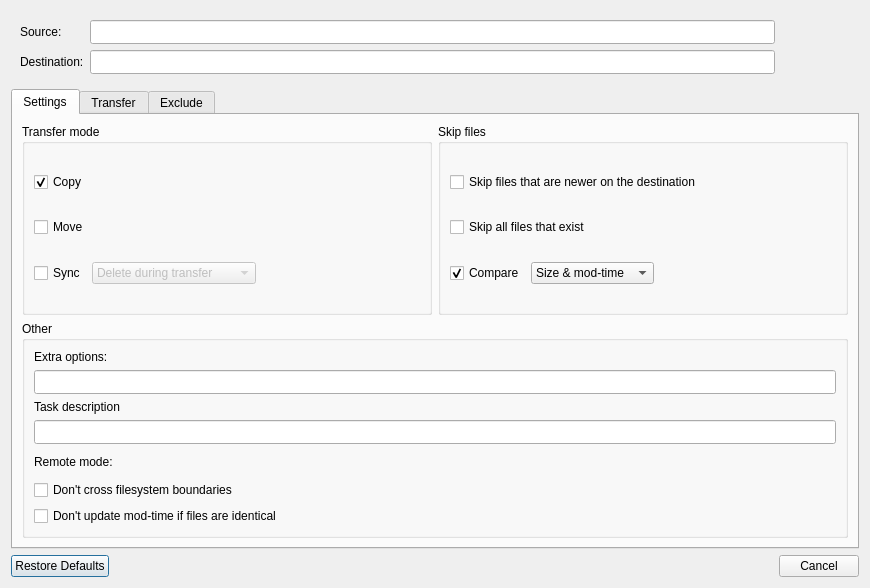
The window that src/transfer_dialog.ui (holazt/RcloneBrowser) describes before a commit, drawn with Qt 5.
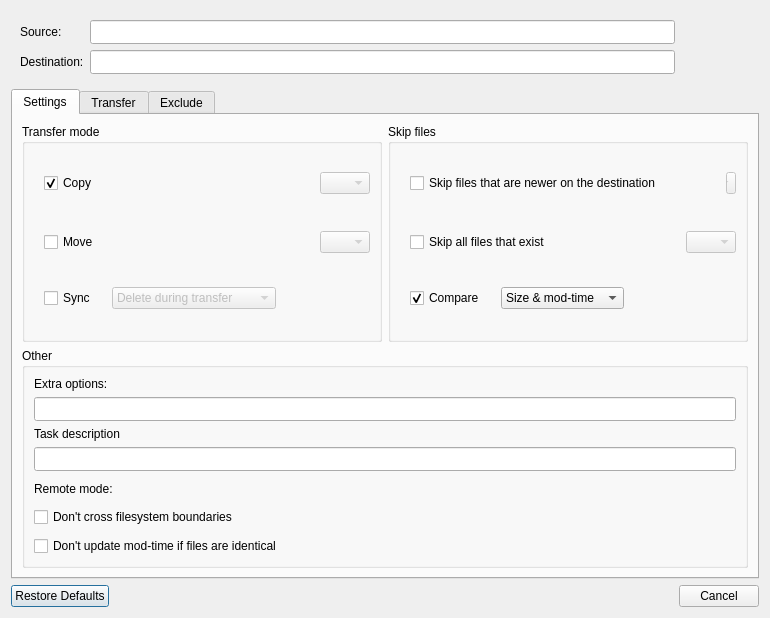
The same window after the commit.

The edit to the form file:
```diff
--- a/src/transfer_dialog.ui
+++ b/src/transfer_dialog.ui
@@ -6,13 +6,13 @@
    <rect>
     <x>0</x>
     <y>0</y>
-    <width>870</width>
-    <height>588</height>
+    <width>770</width>
+    <height>618</height>
    </rect>
   </property>
   <property name="minimumSize">
    <size>
-    <width>870</width>
+    <width>770</width>
     <height>0</height>
    </size>
   </property>
@@ -143,34 +143,138 @@
             <string>Transfer mode</string>
            </property>
            <layout class="QVBoxLayout" name="verticalLayout_5">
+            <property name="topMargin">
+             <number>0</number>
+            </property>
+            <property name="bottomMargin">
+             <number>2</number>
+            </property>
             <item>
-             <widget class="QCheckBox" name="rbCopy">
-              <property name="text">
-               <string>Copy</string>
+             <layout class="QHBoxLayout" name="horizontalLayout_5">
+              <item>
+               <spacer name="horizontalSpacer_2">
+                <property name="orientation">
+                 <enum>Qt::Horizontal</enum>
+                </property>
+                <property name="sizeType">
+                 <enum>QSizePolicy::Fixed</enum>
+                </property>
+                <property name="sizeHint" stdset="0">
+                 <size>
+                  <width>10</width>
+                  <height>20</height>
+                 </size>
+                </property>
+               </spacer>
+              </item>
+              <item>
+               <widget class="QCheckBox" name="rbCopy">
+                <property name="text">
+                 <string>Copy</string>
+                </property>
+                <property name="checked">
+                 <bool>true</bool>
+                </property>
+                <property name="autoExclusive">
+                 <bool>true</bool>
+                </property>
+               </widget>
+              </item>
+              <item>
+               <widget class="QComboBox" name="comboBoxSpacer2">
+                <property name="enabled">
+                 <bool>false</bool>
+                </property>
+                <property name="maximumSize">
+                 <size>
+                  <width>50</width>
+                  <height>16777215</height>
+                 </size>
+                </property>
+               </widget>
+              </item>
+             </layout>
+            </item>
+            <item>
+             <spacer name="verticalSpacer">
+              <property name="orientation">
+               <enum>Qt::Vertical</enum>
               </property>
-              <property name="checked">
-               <bool>true</bool>
+              <property name="sizeType">
+               <enum>QSizePolicy::Fixed</enum>
               </property>
-              <property name="autoExclusive">
-               <bool>true</bool>
+              <property name="sizeHint" stdset="0">
+               <size>
+                <width>20</width>
+                <height>3</height>
+               </size>
               </property>
-             </widget>
+             </spacer>
             </item>
             <item>
-             <widget class="QCheckBox" name="rbMove">
-              <property name="text">
-               <string>Move</string>
-              </property>
-              <property name="autoExclusive">
-               <bool>true</bool>
-              </property>
-             </widget>
+             <layout class="QHBoxLayout" name="horizontalLayout_4">
+              <item>
+               <spacer name="horizontalSpacer_7">
+                <property name="orientation">
+                 <enum>Qt::Horizontal</enum>
+                </property>
+                <property name="sizeType">
+                 <enum>QSizePolicy::Fixed</enum>
+                </property>
+                <property name="sizeHint" stdset="0">
+                 <size>
+                  <width>10</width>
+                  <height>20</height>
+                 </size>
+                </property>
+               </spacer>
+              </item>
+              <item>
+               <widget class="QCheckBox" name="rbMove">
+                <property name="text">
+                 <string>Move</string>
+                </property>
+                <property name="autoExclusive">
+                 <bool>true</bool>
+                </property>
+               </widget>
+              </item>
+              <item>
+               <widget class="QComboBox" name="comboBoxSpacer1">
+                <property name="enabled">
+                 <bool>false</bool>
+                </property>
+                <property name="maximumSize">
+                 <size>
+                  <width>50</width>
+                  <height>16777215</height>
+                 </size>
+                </property>
+               </widget>
+              </item>
+             </layout>
             </item>
             <item>
              <layout class="QHBoxLayout" name="horizontalLayout_3">
               <property name="spacing">
                <number>-1</number>
               </property>
+              <item>
+               <spacer name="horizontalSpacer_6">
+                <property name="orientation">
+                 <enum>Qt::Horizontal</enum>
+                </property>
+                <property name="sizeType">
+                 <enum>QSizePolicy::Fixed</enum>
+                </property>
+                <property name="sizeHint" stdset="0">
+                 <size>
+                  <width>10</width>
+                  <height>20</height>
+                 </size>
+                </property>
+               </spacer>
+              </item>
               <item>
                <widget class="QCheckBox" name="rbSync">
                 <property name="text">
@@ -181,6 +285,22 @@
                 </property>
                </widget>
               </item>
+              <item>
+               <spacer name="horizontalSpacer_11">
+                <property name="orientation">
+                 <enum>Qt::Horizontal</enum>
+                </property>
+                <property name="sizeType">
+                 <enum>QSizePolicy::Fixed</enum>
+                </property>
+                <property name="sizeHint" stdset="0">
+                 <size>
+                  <width>10</width>
+                  <height>20</height>
+                 </size>
+                </property>
+               </spacer>
+              </item>
               <item>
                <widget class="QComboBox" name="cbSyncDelete">
                 <property name="enabled">
@@ -227,28 +347,132 @@
             <string>Skip files</string>
            </property>
            <layout class="QVBoxLayout" name="verticalLayout_6">
+            <property name="topMargin">
+             <number>0</number>
+            </property>
+            <property name="bottomMargin">
+             <number>2</number>
+            </property>
             <item>
-             <widget class="QCheckBox" name="checkSkipNewer">
-              <property name="toolTip">
-               <string>--update</string>
-              </property>
-              <property name="text">
-               <string>Skip files that are newer on the destination</string>
-              </property>
-             </widget>
+             <layout class="QHBoxLayout" name="horizontalLayout_6">
+              <item>
+               <spacer name="horizontalSpacer_8">
+                <property name="orientation">
+                 <enum>Qt::Horizontal</enum>
+                </property>
+                <property name="sizeType">
+                 <enum>QSizePolicy::Fixed</enum>
+                </property>
+                <property name="sizeHint" stdset="0">
+                 <size>
+                  <width>10</width>
+                  <height>20</height>
+                 </size>
+                </property>
+               </spacer>
+              </item>
+              <item>
+               <widget class="QCheckBox" name="checkSkipNewer">
+                <property name="toolTip">
+                 <string>--update</string>
+                </property>
+                <property name="text">
+                 <string>Skip files that are newer on the destination</string>
+                </property>
+               </widget>
+              </item>
+              <item>
+               <widget class="QComboBox" name="comboBoxSpacer3">
+                <property name="enabled">
+                 <bool>false</bool>
+                </property>
+                <property name="maximumSize">
+                 <size>
+                  <width>10</width>
+                  <height>16777215</height>
+                 </size>
+                </property>
+               </widget>
+              </item>
+             </layout>
             </item>
             <item>
-             <widget class="QCheckBox" name="checkSkipExisting">
-              <property name="toolTip">
-               <string>--ignore-existing</string>
+             <spacer name="verticalSpacer_2">
+              <property name="orientation">
+               <enum>Qt::Vertical</enum>
               </property>
-              <property name="text">
-               <string>Skip all files that exist</string>
+              <property name="sizeType">
+               <enum>QSizePolicy::Fixed</enum>
               </property>
-             </widget>
+              <property name="sizeHint" stdset="0">
+               <size>
+                <width>20</width>
+                <height>3</height>
+               </size>
+              </property>
+             </spacer>
+            </item>
+            <item>
+             <layout class="QHBoxLayout" name="horizontalLayout_7">
+              <item>
+               <spacer name="horizontalSpacer_9">
+                <property name="orientation">
+                 <enum>Qt::Horizontal</enum>
+                </property>
+                <property name="sizeType">
+                 <enum>QSizePolicy::Fixed</enum>
+                </property>
+                <property name="sizeHint" stdset="0">
+                 <size>
+                  <width>10</width>
+                  <height>20</height>
+                 </size>
+                </property>
+               </spacer>
+              </item>
+              <item>
+               <widget class="QCheckBox" name="checkSkipExisting">
+                <property name="toolTip">
+                 <string>--ignore-existing</string>
+                </property>
+                <property name="text">
+                 <string>Skip all files that exist</string>
+                </property>
+               </widget>
+              </item>
+              <item>
+               <widget class="QComboBox" name="comboBoxSpacer4">
+                <property name="enabled">
+                 <bool>false</bool>
+                </property>
+                <property name="maximumSize">
+                 <size>
+                  <width>50</width>
+                  <height>16777215</height>
+                 </size>
+                </property>
+               </widget>
+              </item>
+             </layout>
             </item>
             <item>
              <layout class="QHBoxLayout" name="horizontalLayout_2">
+              <item>
+               <spacer name="horizontalSpacer_10">
+                <property name="orientation">
+                 <enum>Qt::Horizontal</enum>
+                </property>
+                <property name="sizeType">
+                 <enum>QSizePolicy::Fixed</enum>
+                </property>
+                <property name="sizeHint" stdset="0">
+                 <size>
+                  <width>10</width>
+                  <height>20</height>
+                 </size>
+                </property>
+               </spacer>
+              </item>
               <item>
                <widget class="QCheckBox" name="checkCompare">
                 <property name="toolTip">
@@ -262,6 +486,22 @@
                 </property>
                </widget>
               </item>
+              <item>
+               <spacer name="horizontalSpacer_12">
+                <property name="orientation">
+                 <enum>Qt::Horizontal</enum>
+                </property>
+                <property name="sizeType">
+                 <enum>QSizePolicy::Fixed</enum>
+                </property>
+                <property name="sizeHint" stdset="0">
+                 <size>
+                  <width>10</width>
+                  <height>20</height>
+                 </size>
+                </property>
+               </spacer>
+              </item>
               <item>
                <widget class="QComboBox" name="cbCompare">
                 <property name="currentText">
@@ -406,6 +646,22 @@
             </property>
            </widget>
           </item>
+          <item>
+           <spacer name="verticalSpacer_3">
+            <property name="orientation">
+             <enum>Qt::Vertical</enum>
+            </property>
+            <property name="sizeType">
+             <enum>QSizePolicy::Fixed</enum>
+            </property>
+            <property name="sizeHint" stdset="0">
+             <size>
+              <width>20</width>
+              <height>3</height>
+             </size>
+            </property>
+           </spacer>
+          </item>
           <item>
            <widget class="QCheckBox" name="checkDontUpdateModified">
             <property name="toolTip">
```
Left out of the diff: 15 changed lines with no effect on the pictures.
